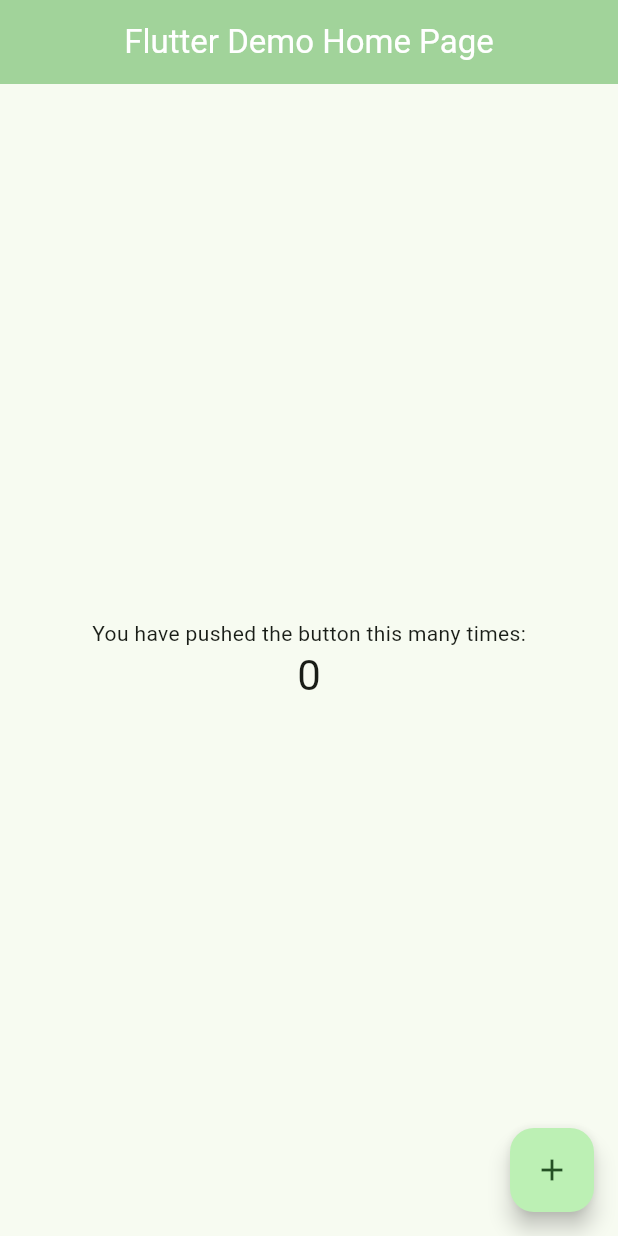
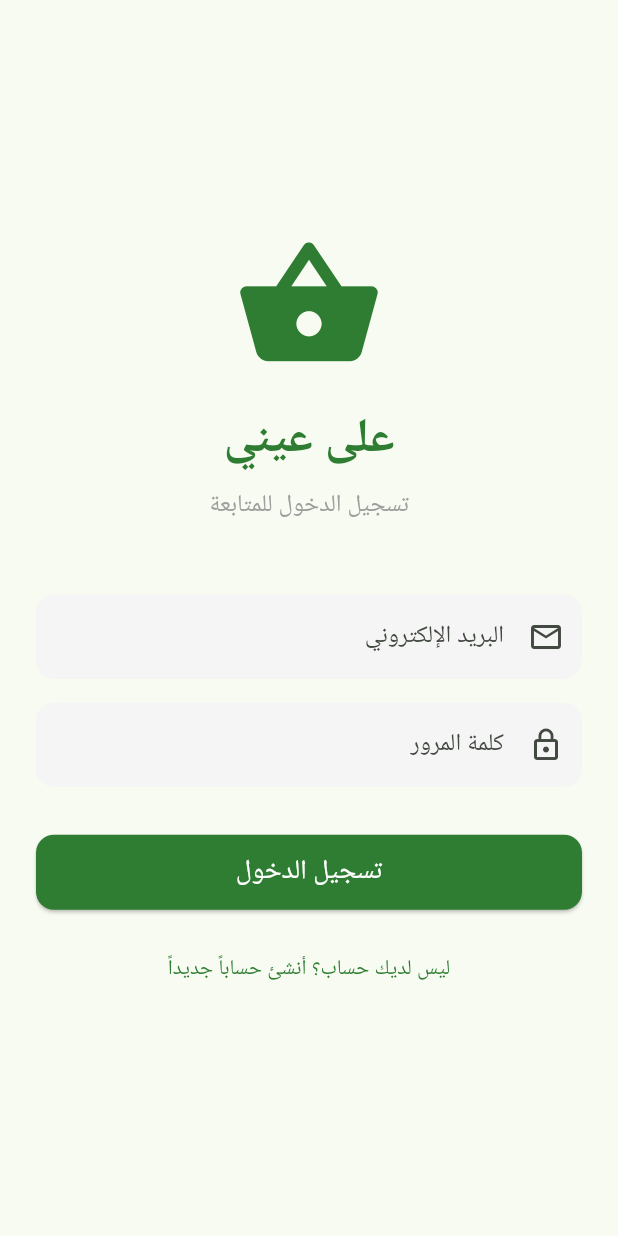
Before and after one commit to MohamedSalem45/ala_ainy_app, a Flutter app: the screen it shows after launch, on a phone screen of 412 x 824 dp. Run offline on Flutter 3.47's test engine with Material 3 defaults, Android fonts, the phone set to English and light mode, and no system bars; our stand-ins replace cloud_firestore, dartz, equatable, firebase_auth, firebase_core, flutter_riverpod; accounts and stored records are empty.

Commit message:
Add Auth pages, Home page, and update providers

```diff
--- /dev/null
+++ b/lib/features/auth/presentation/pages/login_page.dart
@@ -0,0 +1,155 @@
+import 'package:flutter/material.dart';
+import 'package:flutter_riverpod/flutter_riverpod.dart';
+
+import '../../../../core/theme/app_theme.dart';
+import '../../../../core/utils/validators.dart';
+import '../providers/auth_provider.dart';
+import '../providers/auth_state.dart';
+
+class LoginPage extends ConsumerStatefulWidget {
+  const LoginPage({super.key});
+
+  @override
+  ConsumerState<LoginPage> createState() => _LoginPageState();
+}
+
+class _LoginPageState extends ConsumerState<LoginPage> {
+  final _formKey = GlobalKey<FormState>();
+  final _emailController = TextEditingController();
+  final _passwordController = TextEditingController();
+
+  @override
+  void dispose() {
+    _emailController.dispose();
+    _passwordController.dispose();
+    super.dispose();
+  }
+
+  void _submit() {
+    if (_formKey.currentState!.validate()) {
+      // إرسال الطلب إلى الـ Provider
+      ref
+          .read(authNotifierProvider.notifier)
+          .login(_emailController.text.trim(), _passwordController.text);
+    }
+  }
+
+  @override
+  Widget build(BuildContext context) {
+    // الاستماع لتغيرات الحالة (لإظهار رسائل الخطأ أو الانتقال عند النجاح)
+    ref.listen<AuthState>(authNotifierProvider, (previous, next) {
+      if (next is AuthError) {
+        ScaffoldMessenger.of(context).showSnackBar(
+          SnackBar(content: Text(next.message), backgroundColor: Colors.red),
+        );
+      } else if (next is Authenticated) {
+        // سيتم تغيير هذا لاحقاً للانتقال إلى الشاشة الرئيسية باستخدام GoRouter
+        ScaffoldMessenger.of(context).showSnackBar(
+          SnackBar(
+            content: Text('مرحباً بك يا ${next.user.name}!'),
+            backgroundColor: AppTheme.primaryGreen,
+          ),
+        );
+      }
+    });
+
+    // مراقبة الحالة الحالية (لرسم واجهة المستخدم بناءً عليها)
+    final authState = ref.watch(authNotifierProvider);
+
+    return Scaffold(
+      body: SafeArea(
+        child: Center(
+          child: SingleChildScrollView(
+            padding: const EdgeInsets.all(24.0),
+            child: Form(
+              key: _formKey,
+              child: Column(
+                mainAxisAlignment: MainAxisAlignment.center,
+                crossAxisAlignment: CrossAxisAlignment.stretch,
+                children: [
+                  // الشعار أو اسم التطبيق
+                  const Icon(
+                    Icons.shopping_basket_rounded,
+                    size: 100,
+                    color: AppTheme.primaryGreen,
+                  ),
+                  const SizedBox(height: 16),
+                  const Text(
+                    'على عيني',
+                    textAlign: TextAlign.center,
+                    style: TextStyle(
+                      fontSize: 32,
+                      fontWeight: FontWeight.bold,
+                      color: AppTheme.primaryGreen,
+                    ),
+                  ),
+                  const SizedBox(height: 8),
+                  const Text(
+                    'تسجيل الدخول للمتابعة',
+                    textAlign: TextAlign.center,
+                    style: TextStyle(fontSize: 16, color: Colors.grey),
+                  ),
+                  const SizedBox(height: 48),
+
+                  // حقل البريد الإلكتروني
+                  TextFormField(
+                    controller: _emailController,
+                    keyboardType: TextInputType.emailAddress,
+                    decoration: const InputDecoration(
+                      labelText: 'البريد الإلكتروني',
+                      prefixIcon: Icon(Icons.email_outlined),
+                    ),
+                    validator: AppValidators.validateEmail,
+                  ),
+                  const SizedBox(height: 16),
+
+                  // حقل كلمة المرور
+                  TextFormField(
+                    controller: _passwordController,
+                    obscureText: true,
+                    decoration: const InputDecoration(
+                      labelText: 'كلمة المرور',
+                      prefixIcon: Icon(Icons.lock_outline),
+                    ),
+                    validator: AppValidators.validatePassword,
+                  ),
+                  const SizedBox(height: 32),
+
+                  // زر تسجيل الدخول
+                  ElevatedButton(
+                    onPressed: authState is AuthLoading ? null : _submit,
+                    child: authState is AuthLoading
+                        ? const SizedBox(
+                            height: 24,
+                            width: 24,
+                            child: CircularProgressIndicator(
+                              color: Colors.white,
+                              strokeWidth: 2,
+                            ),
+                          )
+                        : const Text(
+                            'تسجيل الدخول',
+                            style: TextStyle(fontSize: 18),
+                          ),
+                  ),
+                  const SizedBox(height: 16),
+
+                  // زر الانتقال لإنشاء حساب
+                  TextButton(
+                    onPressed: () {
+                      // سيتم ربطها بشاشة إنشاء الحساب لاحقاً
+                    },
+                    child: const Text(
+                      'ليس لديك حساب؟ أنشئ حساباً جديداً',
+                      style: TextStyle(color: AppTheme.primaryGreen),
+                    ),
+                  ),
+                ],
+              ),
+            ),
+          ),
+        ),
+      ),
+    );
+  }
+}
--- /dev/null
+++ b/lib/features/auth/presentation/providers/auth_state.dart
@@ -0,0 +1,29 @@
+import 'package:equatable/equatable.dart';
+import '../../domain/entities/user_entity.dart';
+
+abstract class AuthState extends Equatable {
+  const AuthState();
+
+  @override
+  List<Object?> get props => [];
+}
+
+class AuthInitial extends AuthState {}
+
+class AuthLoading extends AuthState {}
+
+class Authenticated extends AuthState {
+  final UserEntity user;
+  const Authenticated(this.user);
+
+  @override
+  List<Object?> get props => [user];
+}
+
+class AuthError extends AuthState {
+  final String message;
+  const AuthError(this.message);
+
+  @override
+  List<Object?> get props => [message];
+}
--- a/lib/main.dart
+++ b/lib/main.dart
@@ -1,106 +1,40 @@
-import 'package:ala_ainy_app/core/theme/app_theme.dart';
 import 'package:flutter/material.dart';
+import 'package:flutter_riverpod/flutter_riverpod.dart';
+import 'package:firebase_core/firebase_core.dart';
 
-void main() {
-  runApp(const MyApp());
+import 'firebase_options.dart';
+import 'core/theme/app_theme.dart';
+import 'features/auth/presentation/pages/login_page.dart';
+
+void main() async {
+  // التأكد من تهيئة بيئة فلاتر قبل تشغيل أي كود غير متزامن
+  WidgetsFlutterBinding.ensureInitialized();
+
+  // تهيئة فايربيس باستخدام الإعدادات التي تم توليدها مسبقاً
+  await Firebase.initializeApp(options: DefaultFirebaseOptions.currentPlatform);
+
+  // تشغيل التطبيق وتغليفه بـ ProviderScope لكي تعمل إدارة الحالة (Riverpod)
+  runApp(const ProviderScope(child: MyApp()));
 }
 
 class MyApp extends StatelessWidget {
   const MyApp({super.key});
 
-  // This widget is the root of your application.
   @override
   Widget build(BuildContext context) {
     return MaterialApp(
-      title: 'Flutter Demo',
+      title: 'على عيني',
+      debugShowCheckedModeBanner: false, // إخفاء شريط الـ Debug المزعج
       theme: AppTheme.lightTheme,
-      home: const MyHomePage(title: 'Flutter Demo Home Page'),
+      darkTheme: AppTheme.darkTheme,
+      themeMode: ThemeMode.system, // يتكيف مع وضع الجهاز (فاتح/داكن)
+      // إجبار واجهة التطبيق بالكامل لتكون من اليمين إلى اليسار (عربي)
+      builder: (context, child) {
+        return Directionality(textDirection: TextDirection.rtl, child: child!);
+      },
+
+      // تعيين شاشة تسجيل الدخول كشاشة البداية
+      home: const LoginPage(),
     );
   }
 }
-
-class MyHomePage extends StatefulWidget {
-  const MyHomePage({super.key, required this.title});
-
-  // This widget is the home page of your application. It is stateful, meaning
-  // that it has a State object (defined below) that contains fields that affect
-  // how it looks.
-
-  // This class is the configuration for the state. It holds the values (in this
-  // case the title) provided by the parent (in this case the App widget) and
-  // used by the build method of the State. Fields in a Widget subclass are
-  // always marked "final".
-
-  final String title;
-
-  @override
-  State<MyHomePage> createState() => _MyHomePageState();
-}
-
-class _MyHomePageState extends State<MyHomePage> {
-  int _counter = 0;
-
-  void _incrementCounter() {
-    setState(() {
-      // This call to setState tells the Flutter framework that something has
-      // changed in this State, which causes it to rerun the build method below
-      // so that the display can reflect the updated values. If we changed
-      // _counter without calling setState(), then the build method would not be
-      // called again, and so nothing would appear to happen.
-      _counter++;
-    });
-  }
-
-  @override
-  Widget build(BuildContext context) {
-    // This method is rerun every time setState is called, for instance as done
-    // by the _incrementCounter method above.
-    //
-    // The Flutter framework has been optimized to make rerunning build methods
-    // fast, so that you can just rebuild anything that needs updating rather
-    // than having to individually change instances of widgets.
-    return Scaffold(
-      appBar: AppBar(
-        // TRY THIS: Try changing the color here to a specific color (to
-        // Colors.amber, perhaps?) and trigger a hot reload to see the AppBar
-        // change color while the other colors stay the same.
-        backgroundColor: Theme.of(context).colorScheme.inversePrimary,
-        // Here we take the value from the MyHomePage object that was created by
-        // the App.build method, and use it to set our appbar title.
-        title: Text(widget.title),
-      ),
-      body: Center(
-        // Center is a layout widget. It takes a single child and positions it
-        // in the middle of the parent.
-        child: Column(
-          // Column is also a layout widget. It takes a list of children and
-          // arranges them vertically. By default, it sizes itself to fit its
-          // children horizontally, and tries to be as tall as its parent.
-          //
-          // Column has various properties to control how it sizes itself and
-          // how it positions its children. Here we use mainAxisAlignment to
-          // center the children vertically; the main axis here is the vertical
-          // axis because Columns are vertical (the cross axis would be
-          // horizontal).
-          //
-          // TRY THIS: Invoke "debug painting" (choose the "Toggle Debug Paint"
-          // action in the IDE, or press "p" in the console), to see the
-          // wireframe for each widget.
-          mainAxisAlignment: .center,
-          children: [
-            const Text('You have pushed the button this many times:'),
-            Text(
-              '$_counter',
-              style: Theme.of(context).textTheme.headlineMedium,
-            ),
-          ],
-        ),
-      ),
-      floatingActionButton: FloatingActionButton(
-        onPressed: _incrementCounter,
-        tooltip: 'Increment',
-        child: const Icon(Icons.add),
-      ),
-    );
-  }
-}
```
Also changed, not shown: lib/features/auth/presentation/providers/auth_provider.dart (added, +107 -0 lines), lib/features/auth/presentation/pages/home_page.dart (added), lib/features/auth/presentation/pages/register_page.dart (added).
